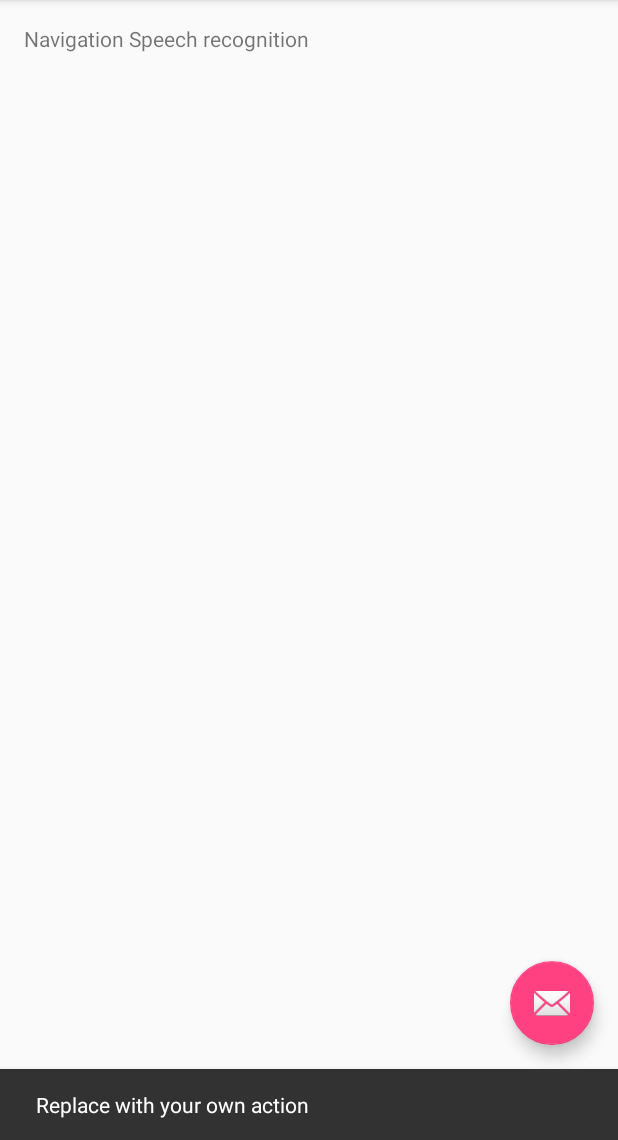
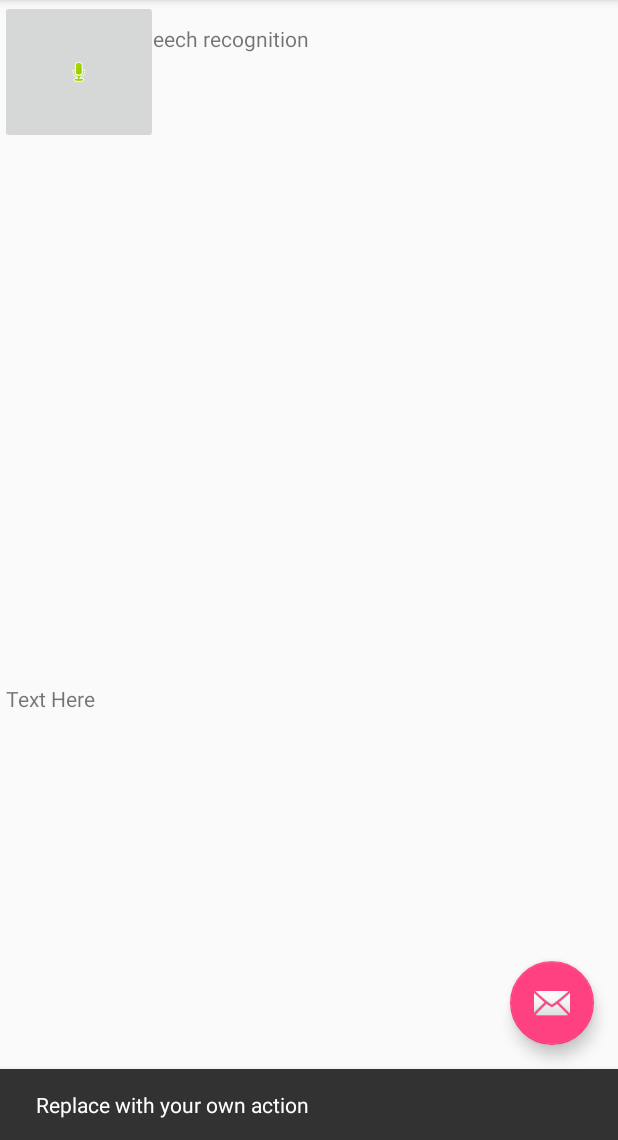
Before and after one commit to schoenandreas/Android_Praktikum, an Android app: the NavigationSpeechRecognition screen opened directly, with no data from a screen before it, after a tap on an icon or button, on a phone screen of 412 x 824 dp, the part 96-1236 px from its top. Run offline under Robolectric (Android 15) with nearby library versions, the light colour scheme and no system bars; 2 statements that could not run were skipped.

Commit message:
Update fragment_navigation_speech_recognition.xml

```diff
--- a/02_Source Code/Android - Barista/app/src/main/res/layout/fragment_navigation_speech_recognition.xml
+++ b/02_Source Code/Android - Barista/app/src/main/res/layout/fragment_navigation_speech_recognition.xml
@@ -20,4 +20,25 @@
         tools:layout_constraintLeft_creator="1"
         tools:layout_constraintTop_creator="1" />
 
+    <ImageButton
+        android:id="@+id/imageButton"
+        android:layout_width="105dp"
+        android:layout_height="96dp"
+        android:adjustViewBounds="true"
+        android:src="@android:drawable/presence_audio_online"
+        tools:layout_editor_absoluteX="140dp"
+        tools:layout_editor_absoluteY="207dp" />
+
+    <TextView
+        android:id="@+id/section_label2"
+        android:layout_width="377dp"
+        android:layout_height="49dp"
+        android:layout_marginLeft="4dp"
+        android:layout_marginTop="456dp"
+        android:text="Text Here"
+        app:layout_constraintLeft_toLeftOf="parent"
+        app:layout_constraintTop_toTopOf="@+id/constraintLayout"
+        tools:layout_constraintLeft_creator="2"
+        tools:layout_constraintTop_creator="2" />
+
 </android.support.constraint.ConstraintLayout>
```
